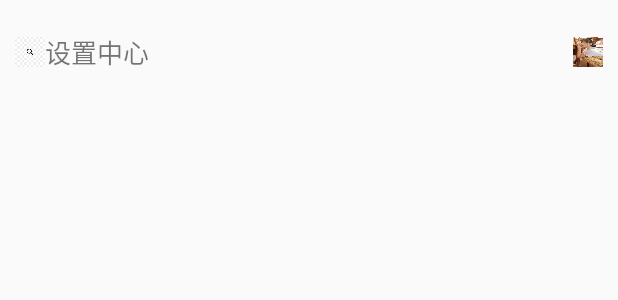
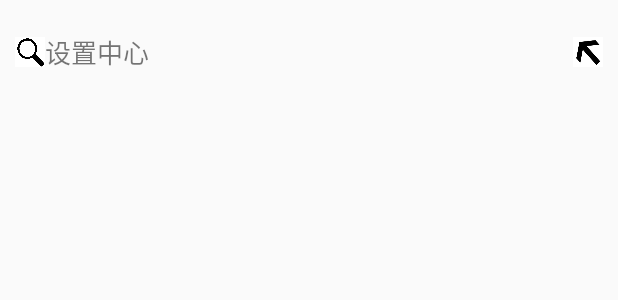
Before and after one commit to yzyyl/MyWareHouse, an Android app: the layout item_search.xml on its own in the app's theme, with its tools: preview values and no code run, on a phone screen of 412 x 824 dp. Shown: the top 300 px of the screen. Run offline under Robolectric (Android 15) with nearby library versions, the phone set to English and light mode, and no system bars.

Commit message:
Complete searchactivity

```diff
--- a/NavigationBar/app/src/main/java/com/example/navigationbar/adapter/RecyclerAdatper.java
+++ b/NavigationBar/app/src/main/java/com/example/navigationbar/adapter/RecyclerAdatper.java
@@ -1,5 +1,6 @@
 package com.example.navigationbar.adapter;
 
+import android.annotation.SuppressLint;
 import android.content.Context;
 import android.text.SpannableString;
 import android.view.LayoutInflater;
@@ -43,8 +44,8 @@ public class RecyclerAdatper extends RecyclerView.Adapter<RecyclerAdatper.MyView
     public void onBindViewHolder(@NonNull MyViewHolder holder, int position) {
         SearchItemBean searchItemBean = mylist.get(position);
 //        holder.textView.setText(searchItemBean.getText());
-
-        SpannableString s= StringFormatUtil.getHighLightKeyWord(R.color.blue,searchItemBean.getText(),mkey);
+//不太懂
+        @SuppressLint("ResourceType") SpannableString s= StringFormatUtil.getHighLightKeyWord(context.getString(R.color.babyblue),searchItemBean.getText(),mkey);
             if (s != null)
                 holder.textView.setText(s);
             else holder.textView.setText(searchItemBean.getText());
--- a/NavigationBar/app/src/main/java/com/example/navigationbar/util/StringFormatUtil.java
+++ b/NavigationBar/app/src/main/java/com/example/navigationbar/util/StringFormatUtil.java
@@ -1,6 +1,7 @@
 package com.example.navigationbar.util;
 
 import android.content.Context;
+import android.graphics.Color;
 import android.text.SpannableString;
 import android.text.Spanned;
 import android.text.style.ForegroundColorSpan;
@@ -10,14 +11,14 @@ import java.util.regex.Pattern;
 
 public class StringFormatUtil {
 
-        public static SpannableString getHighLightKeyWord(int color, String text, String keyword) {
+        public static SpannableString getHighLightKeyWord(String color, String text, String keyword) {
             SpannableString s = new SpannableString(text);
             Pattern p = Pattern.compile(keyword);
             Matcher m = p.matcher(s);
             while (m.find()) {
                 int start = m.start();
                 int end = m.end();
-                s.setSpan(new ForegroundColorSpan(color), start, end,
+                s.setSpan(new ForegroundColorSpan(Color.parseColor(color)), start, end,
                         Spanned.SPAN_EXCLUSIVE_EXCLUSIVE);
             }
             return s;
--- a/NavigationBar/app/src/main/res/layout/item_search.xml
+++ b/NavigationBar/app/src/main/res/layout/item_search.xml
@@ -12,7 +12,8 @@
         android:layout_height="20dp"
         android:layout_gravity="center_vertical"
         android:layout_centerVertical="true"
-        android:background="@drawable/sousuo" />
+        android:scaleType="centerCrop"
+        android:background="@drawable/search" />
 
     <TextView
         android:id="@+id/tv_search_item"
@@ -21,6 +22,7 @@
         android:layout_centerVertical="true"
         android:layout_marginTop="25dp"
         android:layout_toRightOf="@id/iv_search_item"
+        android:layout_toLeftOf="@id/iv_search_item2"
         android:gravity="center_vertical"
         android:text="设置中心"
         android:textSize="17sp"  />
@@ -29,8 +31,9 @@
         android:layout_width="20dp"
         android:layout_height="20dp"
         android:layout_gravity="center"
+        android:scaleType="centerCrop"
         android:layout_alignParentRight="true"
         android:layout_centerVertical="true"
-        android:background="@drawable/head"/>
+        android:background="@drawable/arrows"/>
 
 </RelativeLayout>
--- a/NavigationBar/app/src/main/res/values/colors.xml
+++ b/NavigationBar/app/src/main/res/values/colors.xml
@@ -9,5 +9,6 @@
     <color name="selected">#FA1F40</color>
     <color name="white">#FFFFFF</color>
     <color name="blue">#4169E1</color>
+    <color name="babyblue">#0099EE</color>
     <color name="et_search_bg">#ECECEC</color>
 </resources>
```
Also changed, not shown: NavigationBar/app/src/main/res/drawable/arrows.jpg (added), NavigationBar/app/src/main/res/drawable/search.jpg (added).
